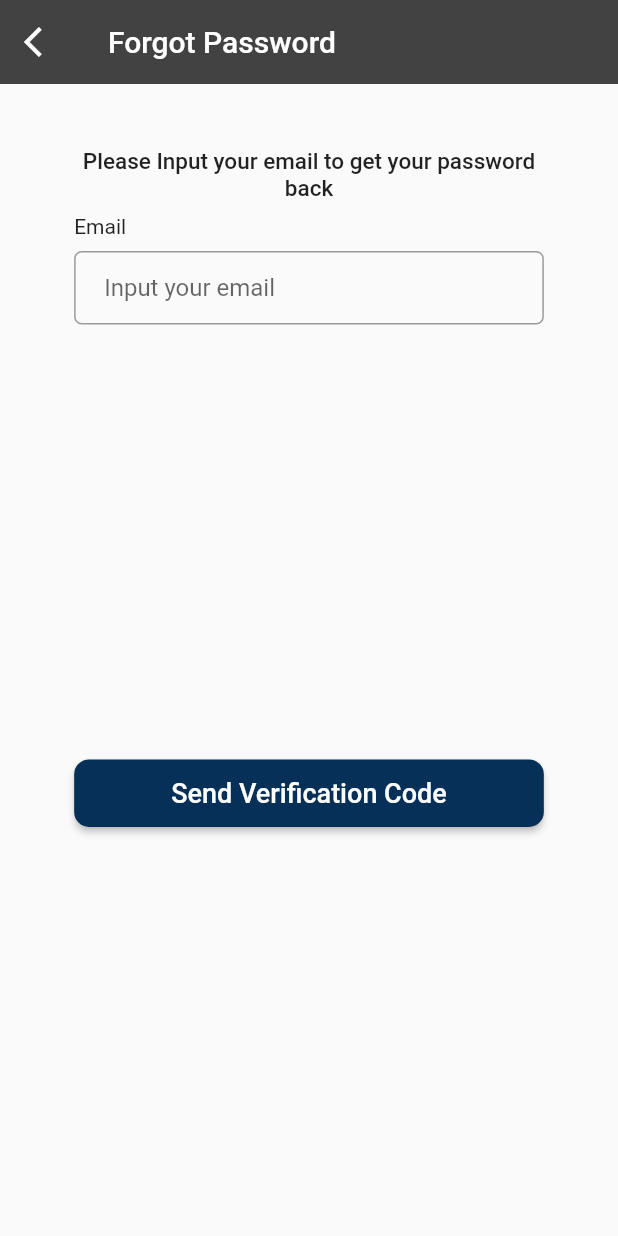
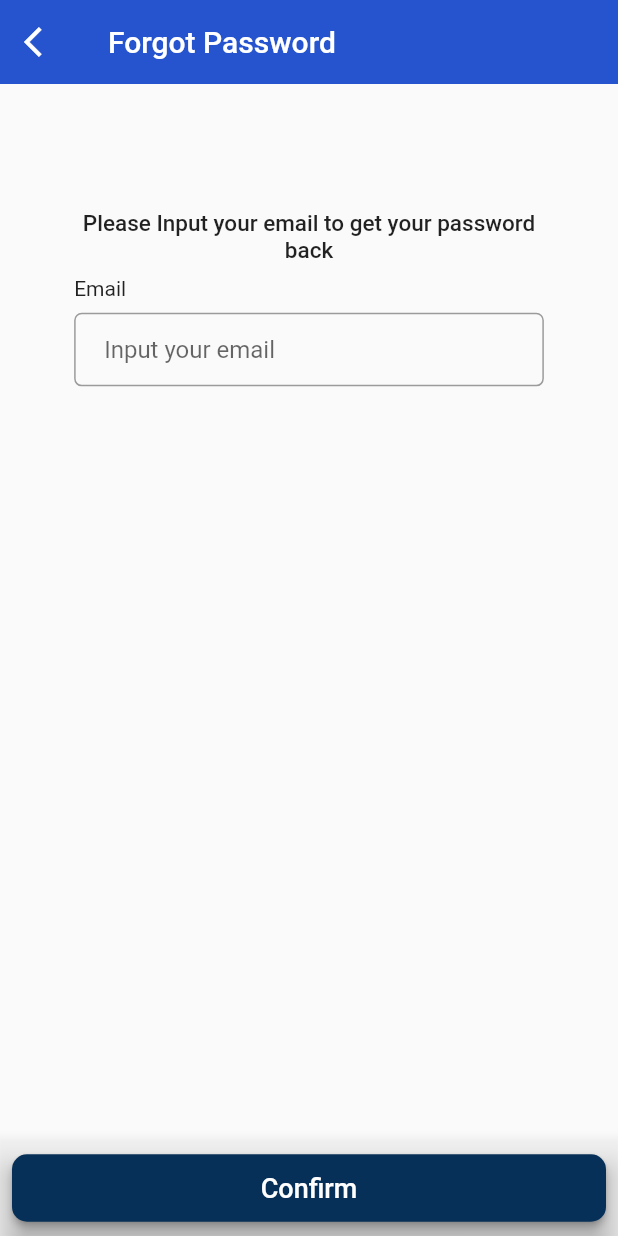
Before and after one commit to one-piece-team1/one-piece-platform, a Flutter app: the ForgotPasswordScreen screen opened by its route, on a phone screen of 412 x 824 dp. Run offline on Flutter 3.47's test engine with Material 2 defaults, Android fonts, the phone set to English and light mode, and no system bars; drawn by our look-alikes of overlay_support; our stand-ins replace dio, firebase_auth, firebase_core, google_sign_in, modal_progress_hud, shared_preferences; missing offline and left inert: grouped_buttons; accounts and stored records are empty.

Commit message:
Auth reset password api attached and Trips page

```diff
--- a/lib/core/api/api.dart
+++ b/lib/core/api/api.dart
@@ -68,6 +68,8 @@ class BaseApi {
     _initializeBaseApi();
 
     String accessToken = UserPreferences().getToken;
+    print('accessToken');
+    print(accessToken);
 
     final BaseOptions baseOptions = new BaseOptions(
         baseUrl: baseURL,
--- a/lib/core/api/app_config.dart
+++ b/lib/core/api/app_config.dart
@@ -31,7 +31,7 @@ dynamic get apiOAuthBaseUrl {
 
 Map<String, dynamic> devConstants = {
   _baseUrl: "http://10.0.2.2:8080/v1/api",
-  _oAuthBaseUrl: "http://localhost:7071/users"
+  _oAuthBaseUrl: "http://10.0.2.2:7071/users"
 };
 
 Map<String, dynamic> stageConstants = {
--- a/lib/core/util/shared_preference.dart
+++ b/lib/core/util/shared_preference.dart
@@ -13,7 +13,6 @@ class UserPreferences {
 
   set saveToken(String accessToken) {
     _sharedPrefs.setString('accessToken', "Bearer " + accessToken);
-    print("token preference");
   }
 
   set isAuth(bool isAuth) {
@@ -27,7 +26,6 @@ class UserPreferences {
     _sharedPrefs.setString("licence", user.licence);
     _sharedPrefs.setString("role", user.role);
 
-    print("user preference");
   }
 
   Future<User> getUser() async {
--- a/lib/ui/screens/authentication/forgot_password_screen.dart
+++ b/lib/ui/screens/authentication/forgot_password_screen.dart
@@ -15,6 +15,11 @@ import 'package:provider/provider.dart';
 
 import '../../constants.dart' as k;
 
+enum ActionType {
+  Verify,
+  SendVerifyCode,
+}
+
 class ForgotPasswordScreen extends StatefulWidget {
   static const String id = 'forgot_password';
 
@@ -27,6 +32,8 @@ class _ForgotPasswordScreenState extends State<ForgotPasswordScreen> {
   String _email, _verifyCode, _password;
   bool showSpinner = false;
   bool showVerifyCodeFiled = false;
+  ActionType actionType = ActionType.Verify;
+  Function actionFn = () {};
   BaseApi baseApi = new BaseApi();
   FocusNode _emailFocusNode;
   FocusNode _verifyCodeFocusNode;
@@ -83,13 +90,18 @@ class _ForgotPasswordScreenState extends State<ForgotPasswordScreen> {
       if (form.validate()) {
         form.save();
         //TODO: forgot password step1
-//        await auth.forgetPasswordStep1(_email).then((response) {
-//          print(response.toString());
-////          print(response["message"].toString());
-//        });
+        print('_email');
+
+        print(_email);
+
+        await auth.forgetPasswordStep1(_email).then((response) {
+          print(response.toString());
+//          print(response["message"].toString());
+        });
         // Show verification input
         setState(() {
-          showVerifyCodeFiled = true;
+          // showVerifyCodeFiled = true;
+          actionType = ActionType.SendVerifyCode;
           showSpinner = false;
         });
       } else {
@@ -111,21 +123,20 @@ class _ForgotPasswordScreenState extends State<ForgotPasswordScreen> {
       });
 
       if (form.validate()) {
-        print('validated!!');
+        print('verify code validated!!');
         form.save();
 
-        //TODO: forgot password step2
-        final Map<String, String> forgetPassStep2Data = {
-          'key': _verifyCode,
-        };
 //        TODO: call send verify code api
-
+        await auth.forgetPasswordStep2(_verifyCode).then((response) {
+          print(response.toString());
+//          print(response["message"].toString());
           setState(() {
             showSpinner = false;
           });
-//        TODO: push and send over verifiyCode to reset password screen
+//        TODO: push and send over verifyCode to reset password screen
           Navigator.pushNamed(context, ResetPasswordScreen.id,
               arguments: {'verifyCode': _verifyCode});
+        });
       } else {
         setState(() {
           showSpinner = false;
@@ -138,6 +149,19 @@ class _ForgotPasswordScreenState extends State<ForgotPasswordScreen> {
         }, duration: kNotificationDuration);
       }
     };
+
+    MaterialButton Function(ActionType actionType) showLongButton =
+        (actionType) {
+      switch (actionType) {
+        case ActionType.Verify:
+          return longButtons('Confirm', sendVerifyEmail);
+        case ActionType.SendVerifyCode:
+          return longButtons('Send Verification Code', sendVerifyCode);
+        default:
+          return longButtons('Confirm', sendVerifyEmail);
+      }
+    };
+
     return Scaffold(
       body: ModalProgressHUD(
         inAsyncCall: showSpinner,
@@ -147,8 +171,11 @@ class _ForgotPasswordScreenState extends State<ForgotPasswordScreen> {
             child: Padding(
               padding: EdgeInsets.symmetric(
                 horizontal: screenSize.height * 0.06,
-                vertical: screenSize.height * 0.1,
+                vertical: screenSize.height * 0.15,
               ),
+              child: Container(
+                // alignment: Alignment.center,
+                child: SingleChildScrollView(
                   child: Column(
                     mainAxisAlignment: MainAxisAlignment.start,
                     crossAxisAlignment: CrossAxisAlignment.stretch,
@@ -171,12 +198,11 @@ class _ForgotPasswordScreenState extends State<ForgotPasswordScreen> {
                         height: screenSize.height * 0.01,
                       ),
                       emailField,
-
                       SizedBox(
-                    height: screenSize.height * 0.2,
+                        height: screenSize.height * 0.1,
                       ),
                       Visibility(
-                      visible: showVerifyCodeFiled,
+                        visible: actionType.toString() == 'ActionType.SendVerifyCode',
                         child: Column(
                           children: [
                             label("Verify Code"),
@@ -185,22 +211,18 @@ class _ForgotPasswordScreenState extends State<ForgotPasswordScreen> {
                             ),
                             Container(width: 100.0, child: verifyCodeField),
                           ],
-                      )),
-//                  SizedBox(
-//                    height: screenSize.height * 0.01,
-//                  ),
-//                  label("New Password"),
-//                  SizedBox(
-//                    height: screenSize.height * 0.01,
-//                  ),
-//                  passwordField,
-                  SizedBox(
-                    height: screenSize.height * 0.15,
                         ),
-                  showVerifyCodeFiled
-                      ? longButtons("Confirm", sendVerifyCode)
-                      : longButtons("Send Verification Code", sendVerifyEmail),
+                      ),
+
+                      // Align(
+                      //   alignment: Alignment.bottomCenter,
+                      //   child: showVerifyCodeFiled
+                      //       ? longButtons("Confirm", sendVerifyCode)
+                      //       : longButtons("Send Verification Code", sendVerifyEmail),
+                      // ),
                     ],
+                  ),
+                ),
               ),
             ),
           ),
@@ -215,13 +237,20 @@ class _ForgotPasswordScreenState extends State<ForgotPasswordScreen> {
                 onPressed: () =>
                     Navigator.pushReplacementNamed(context, LoginScreen.id),
               ),
-              backgroundColor: Colors.grey[800],
+              backgroundColor: k.kPrimaryBlue,
               elevation: 0.0, //No shadow
             ),
           )
         ]),
       ),
+      bottomNavigationBar: BottomAppBar(
+        child: Padding(
+          padding: const EdgeInsets.all(8.0),
+          child: showLongButton(actionType),
+        ),
+        shape: CircularNotchedRectangle(),
+        color: Colors.transparent,
+      ),
     );
-    ;
   }
 }
--- a/lib/ui/screens/authentication/registration_screen.dart
+++ b/lib/ui/screens/authentication/registration_screen.dart
@@ -238,6 +238,9 @@ class _RegistrationScreenState extends State<RegistrationScreen> {
                     padding: EdgeInsets.symmetric(
                       horizontal: screenSize.height * 0.06,
                     ),
+                    child: Container(
+                      alignment: Alignment.center,
+                      child: SingleChildScrollView(
                         child: Column(
                           mainAxisAlignment: MainAxisAlignment.center,
                           crossAxisAlignment: CrossAxisAlignment.stretch,
@@ -365,6 +368,8 @@ class _RegistrationScreenState extends State<RegistrationScreen> {
                           ],
                         ),
                       ),
+                    ),
+                  ),
                 )
               ],
             ),
--- a/lib/ui/components/common/default_scaffold.dart
+++ b/lib/ui/screens/user/components/user_info_content.dart
@@ -7,10 +7,10 @@ import 'package:one_piece_platform/ui/components/image/thumbnail.dart';
 import 'package:one_piece_platform/ui/components/listItem/entry_item.dart';
 import 'package:one_piece_platform/ui/screens/user/user_dynamic_header.dart';
 
-import '../../constants.dart';
+import '../../../constants.dart';
 
-class DefaultScaffold extends StatelessWidget {
-  DefaultScaffold({
+class UserInfoContent extends StatelessWidget {
+  UserInfoContent({
     this.showSpinner: false,
 
 //    @required this.contents,
--- a/lib/ui/screens/user/user_dynamic_header.dart
+++ b/lib/ui/screens/user/user_dynamic_header.dart
@@ -286,7 +286,7 @@ class UserDynamicHeader extends SliverPersistentHeaderDelegate {
                           Container(
                             width: queryData.size.width,
                             child: Padding(
-                              padding: const EdgeInsets.all(16.0),
+                              padding: const EdgeInsets.all(8.0),
                               child: Center(
 //                                alignment: Alignment.center,
                                 child: ExpandableText(
--- a/lib/ui/screens/user/user_info.dart
+++ b/lib/ui/screens/user/user_info.dart
@@ -1,6 +1,6 @@
 import 'package:flutter/material.dart';
 import 'package:modal_progress_hud/modal_progress_hud.dart';
-import 'package:one_piece_platform/ui/components/common/default_scaffold.dart';
+import 'package:one_piece_platform/ui/screens/user/components/user_info_content.dart';
 
 class UserInfo extends StatefulWidget {
   static const String id = 'userInfo';
@@ -18,6 +18,6 @@ class _UserInfoState extends State<UserInfo> {
   @override
   Widget build(BuildContext context) {
 //    var screenSize = MediaQuery.of(context).size;
-    return DefaultScaffold();
+    return UserInfoContent();
   }
 }
```
Also changed, not shown: lib/core/provider/auth.dart (+50 -1 lines), lib/ui/components/buttons/rounded_button.dart (+4 -4 lines), lib/ui/components/buttons/rounded_button_icon.dart (added, +42 -0 lines), lib/ui/screens/authentication/reset_password_screen.dart (+24 -13 lines), lib/ui/screens/dashboard.dart (+22 -20 lines), lib/ui/screens/trip/trips.dart (added, +94 -0 lines), lib/ui/styles/custom_text_style.dart (+8 -0 lines). Lines whose indentation alone changed are shown as unchanged.
